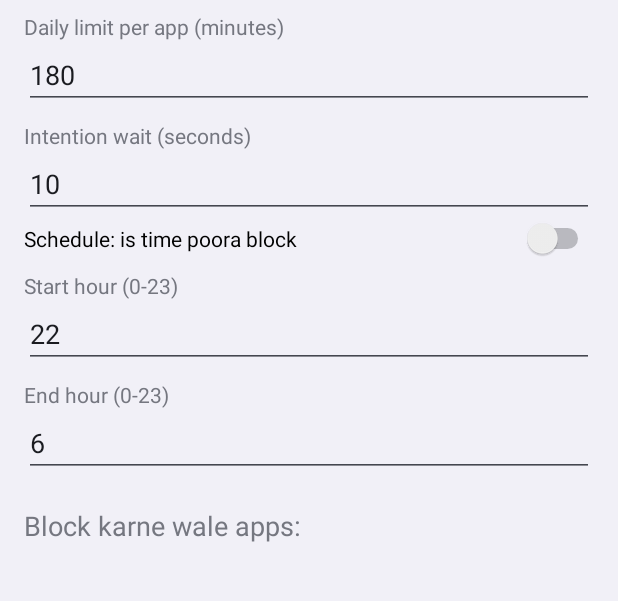
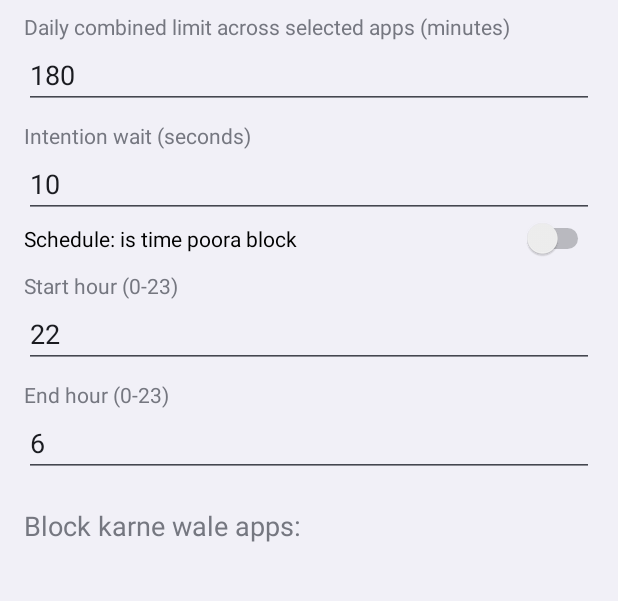
Before and after one commit to addresscomin/Dex, an Android app: the screen it shows after launch (MainActivity), on a phone screen of 412 x 824 dp, the part 237-838 px from its top. Run offline under Robolectric (Android 15) with nearby library versions, the phone set to English and light mode, and no system bars.

Commit message:
Clarify shared daily focus budget label

```diff
--- a/Blocker/app/src/main/java/com/me/blocker/MainActivity.kt
+++ b/Blocker/app/src/main/java/com/me/blocker/MainActivity.kt
@@ -48,7 +48,7 @@ class MainActivity : Activity() {
             text = "2. Usage access ON karo (My Blocker)"
             setOnClickListener { startActivity(Intent(Settings.ACTION_USAGE_ACCESS_SETTINGS)) }
         })
-        limitEt = field(h, "Daily limit per app (minutes)", Prefs.getInt(this, "limit", 180))
+        limitEt = field(h, "Daily combined limit across selected apps (minutes)", Prefs.getInt(this, "limit", 180))
         waitEt = field(h, "Intention wait (seconds)", Prefs.getInt(this, "wait", 10))
         schedSw = Switch(this).apply {
             text = "Schedule: is time poora block"; isChecked = Prefs.getBool(this@MainActivity, "sched_on", false)
```
